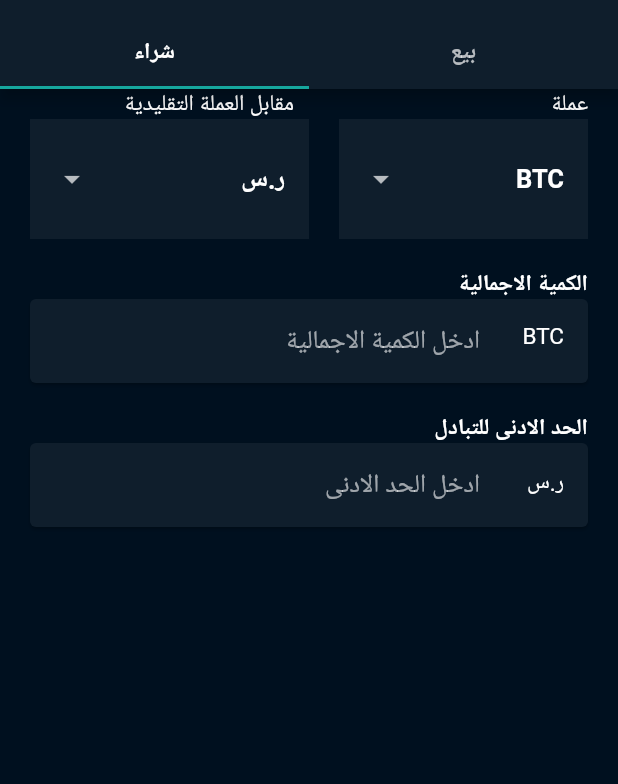
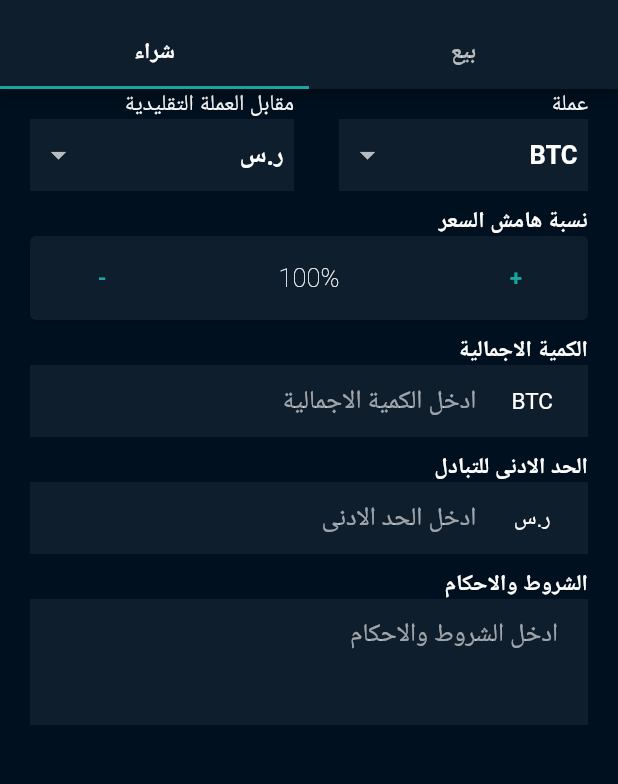
Before and after one commit to Abdulaziz4/aomlah, a Flutter app: the CreateOfferView screen opened by its route, tab 2 chosen, on a phone screen of 412 x 824 dp, the part 67-851 px from its top. Run offline on Flutter 3.47's test engine with Material 2 defaults, Android fonts, the phone set to English and light mode, and no system bars; our stand-ins replace firebase_auth, firebase_core, flutter_svg, google_fonts, stacked, stacked_services; accounts and stored records are empty; Roboto replaces fonts that are missing (Cairo).

Commit message:
Create buy offer ui

```diff
--- /dev/null
+++ b/lib/ui/views/create_offer/common/custom_tile.dart
@@ -0,0 +1,43 @@
+import 'package:aomlah/core/app/utils/constants.dart';
+import 'package:flutter/material.dart';
+
+class CusTile extends StatelessWidget {
+   Widget leading;
+   CusTile(this.leading);
+
+  @override
+  Widget build(BuildContext context) {
+    return Container(
+      color: Constants.black3dp,
+      margin: EdgeInsets.fromLTRB(20, 0, 20, 20),
+      child: Row(
+        children: [
+          Expanded(child: leading)
+        ],
+      ),
+    );
+  }
+}
+
+
+
+
+// Container cusTile() => Container(
+//   color: Constants.black3dp,
+//
+//   child: Row(
+//     children: const[
+//       Expanded(child:
+//       Text('BTC',textAlign: TextAlign.center,),
+//         flex: 1,
+//       ),
+//       Expanded(
+//         flex: 4,
+//         child: TextField(
+//           decoration: InputDecoration(
+//               hintText: 'ادخل الحد الادنى', border: InputBorder.none),
+//           keyboardType: TextInputType.number,
+//         ),),
+//     ],
+//   ),
+// );
--- a/lib/ui/views/create_offer/create_offer_buy.dart
+++ b/lib/ui/views/create_offer/create_offer_buy.dart
@@ -13,33 +13,22 @@ class _CreateOfferBuyState extends State<CreateOfferBuy> {
   String? cListVal;
   final currencyList = ['ر.س', 'USD'];
   String? currListVal;
+  int margin = 100;
 
   @override
   Widget build(BuildContext context) {
     cListVal ??= cryptoList.first;
     currListVal ??= currencyList.first;
 
-    return Column(
+    return SingleChildScrollView(
+      child: Column(
         mainAxisAlignment: MainAxisAlignment.start,
         children: <Widget>[
+
           ///Crypto and Currency type
-        // Row(
-        //   mainAxisAlignment: MainAxisAlignment.start,
-        //   children: <Widget>[
-        //     SizedBox(
-        //       width: 20,
-        //     ),
-        //     Column(
-        //       mainAxisAlignment: MainAxisAlignment.start,
-        //       children: [
-        //         Text('عملة')
-        //         // DropdownButton(),
-        //       ],
-        //     )
-        //   ],
-        // ),
+
           Row(
-          children: [
+            children: const <Widget>[
               SizedBox(
                 width: 20,
               ),
@@ -52,32 +41,63 @@ class _CreateOfferBuyState extends State<CreateOfferBuy> {
               Expanded(
                 child: Container(
                     color: Constants.black3dp,
-                  margin: EdgeInsets.fromLTRB(20, 0, 20, 20),
-                  padding: EdgeInsets.all(16),
-                  child: DropdownButtonHideUnderline(child: menuCryptoButton())),
+                    margin: EdgeInsets.fromLTRB(20, 0, 20, 10),
+                    padding: EdgeInsets.symmetric(vertical: 0, horizontal: 7),
+                    child:
+                    DropdownButtonHideUnderline(child: menuCryptoButton())),
               ),
               Expanded(
                 child: Container(
                     color: Constants.black3dp,
-                  margin: EdgeInsets.fromLTRB(20, 0, 0, 20),
-                  padding: EdgeInsets.all(16),
-                  child: DropdownButtonHideUnderline(child: menuCurrencyButton())),
+                    margin: EdgeInsets.fromLTRB(20, 0, 10, 10),
+                    padding: EdgeInsets.symmetric(vertical: 0, horizontal: 7),
+                    child:
+                    DropdownButtonHideUnderline(child: menuCurrencyButton())),
               ),
             ],
           ),
 
-        // Row(
-        //   children:  <Widget>[
-        //     Column(
-        //       children: [
-        //
-        //       ],
-        //     ),
-        //     Expanded(child: TextButton(onPressed: null,child: Icon(Icons.email),)),
-        //     // Expanded(child: TextButton(onPressed: null,child: Icon(Icons.email),))
-        //
-        //   ],
-        // ),
+          ///Price Margin
+          Row(
+            mainAxisAlignment: MainAxisAlignment.start,
+            children: const <Widget>[
+              SizedBox(width: 20),
+              Text(
+                'نسبة هامش السعر ',
+                style: TextStyle(fontWeight: FontWeight.bold),
+                textAlign: TextAlign.right,
+              ),
+            ],
+          ),
+          Card(
+            color: Constants.black3dp,
+            margin: EdgeInsets.fromLTRB(20, 0, 20, 10),
+            child: ListTile(
+              // contentPadding: EdgeInsets.symmetric(horizontal: 16.0,vertical: 2),
+              leading: TextButton(
+                  onPressed: () {
+                    if (margin < 200) {
+                      setState(() {
+                        margin++;
+                      });
+                    };
+                  },
+                  child: Text('+')
+              ),
+
+              title: Center(child: Text(margin.toString() + "%")),
+              trailing: TextButton(
+                  onPressed: () {
+                    if (margin > 50) {
+                      setState(() {
+                        margin--;
+                      });
+                    };
+                  },
+                  child: Text('-')
+              ),
+            ),
+          ),
 
           ///Amount of Crypto to buy
           Row(
@@ -91,20 +111,32 @@ class _CreateOfferBuyState extends State<CreateOfferBuy> {
               ),
             ],
           ),
-        Card(
+          Container(
             color: Constants.black3dp,
-          margin: EdgeInsets.fromLTRB(20, 0, 20, 20),
-          child: ListTile(
-            // contentPadding: EdgeInsets.symmetric(horizontal: 16.0,vertical: 2),
-            leading: Text(cListVal as String),
-            title: TextField(
+            margin: EdgeInsets.fromLTRB(20, 0, 20, 10),
+            child: Row(
+
+              children: [
+                Expanded(child:
+                Text(
+
+                  cListVal as String
+                  , textAlign: TextAlign.center,),
+                  flex: 1,
+                ),
+                Expanded(
+                  flex: 4,
+                  child: TextField(
+
                     decoration: InputDecoration(
-                  hintText: 'ادخل الكمية الاجمالية', border: InputBorder.none),
+                      contentPadding: EdgeInsets.symmetric(vertical: 0),
+                        hintText: 'ادخل الكمية الاجمالية',
+                        border: InputBorder.none),
                     keyboardType: TextInputType.number,
+                  ),),
+              ],
             ),
           ),
-        ),
-        // Text(''),
 
           ///min trade amount
           Row(
@@ -118,37 +150,86 @@ class _CreateOfferBuyState extends State<CreateOfferBuy> {
               ),
             ],
           ),
-        Card(
+          Container(
             color: Constants.black3dp,
-          margin: EdgeInsets.fromLTRB(20, 0, 20, 20),
-          child: ListTile(
-            // contentPadding: EdgeInsets.symmetric(horizontal: 16.0,vertical: 2),
-            leading: Text(currListVal as String),
-            title: TextField(
+            margin: EdgeInsets.fromLTRB(20, 0, 20, 10),
+            child: Row(
+              children: [
+                Expanded(child:
+                Text(
+                  currListVal as String
+                  , textAlign: TextAlign.center,),
+                  flex: 1,
+                ),
+                Expanded(
+                  flex: 4,
+                  child: TextField(
                     decoration: InputDecoration(
+                        contentPadding: EdgeInsets.symmetric(vertical: 0),
                         hintText: 'ادخل الحد الادنى', border: InputBorder.none),
                     keyboardType: TextInputType.number,
+                  ),),
+              ],
             ),
+          ),
+
+          ///Trade Terms and Conditions
+          Row(
+            mainAxisAlignment: MainAxisAlignment.start,
+            children: const <Widget>[
+              SizedBox(width: 20),
+              Text(
+                'الشروط والاحكام',
+                style: TextStyle(fontWeight: FontWeight.bold),
+                textAlign: TextAlign.right,
+              ),
+            ],
+          ),
+          Container(
+            color: Constants.black3dp,
+            margin: EdgeInsets.fromLTRB(20, 0, 20, 10),
+            child: Row(
+              mainAxisAlignment: MainAxisAlignment.start,
+
+              children: const <Widget>[
+                SizedBox(width: 20,),
+                Expanded(
+                  child: TextField(
+
+                    maxLines: 3,
+                    decoration: InputDecoration(
+                        hintText: 'ادخل الشروط والاحكام',
+                        border: InputBorder.none),
+                    keyboardType: TextInputType.text,
                   ),
                 ),
               ],
+            ),
+          ),
+
+        ],
+      ),
     );
   }
 
-  DropdownButton menuCryptoButton() => DropdownButton(
+  DropdownButton menuCryptoButton() =>
+      DropdownButton(
         items: cryptoList.map(buildCryptoItems).toList(),
         onChanged: (value) => setState(() => this.cListVal = value as String?),
         value: cListVal,
         // isExpanded: true,
       );
-  DropdownButton menuCurrencyButton() => DropdownButton(
+
+  DropdownButton menuCurrencyButton() =>
+      DropdownButton(
         items: currencyList.map(buildCryptoItems).toList(),
-    onChanged: (value) => setState(() => this.currListVal = value as String?),
+        onChanged: (value) =>
+            setState(() => this.currListVal = value as String?),
         value: currListVal,
-    // isExpanded: true,
       );
 
-  DropdownMenuItem<String> buildCryptoItems(String item) => DropdownMenuItem(
+  DropdownMenuItem<String> buildCryptoItems(String item) =>
+      DropdownMenuItem(
         value: item,
         child: Text(
           item,
@@ -157,11 +238,6 @@ class _CreateOfferBuyState extends State<CreateOfferBuy> {
           ),
         ),
       );
+
+
 }
-// class _menuCrypto extends State<CreateOfferBuy>{
-//   @override
-//   Widget build(BuildContext context) {
-//     return Text('data');
-//   }
-
-// }
```
Lines whose indentation alone changed are shown as unchanged.
